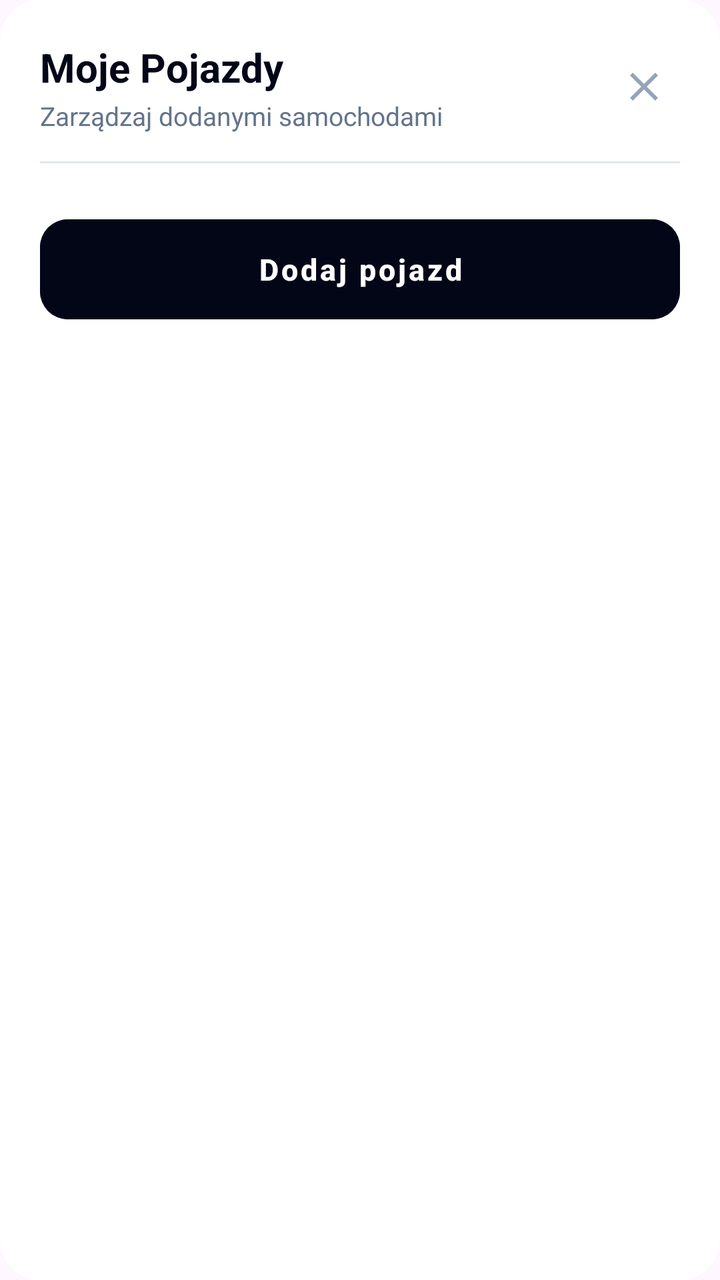
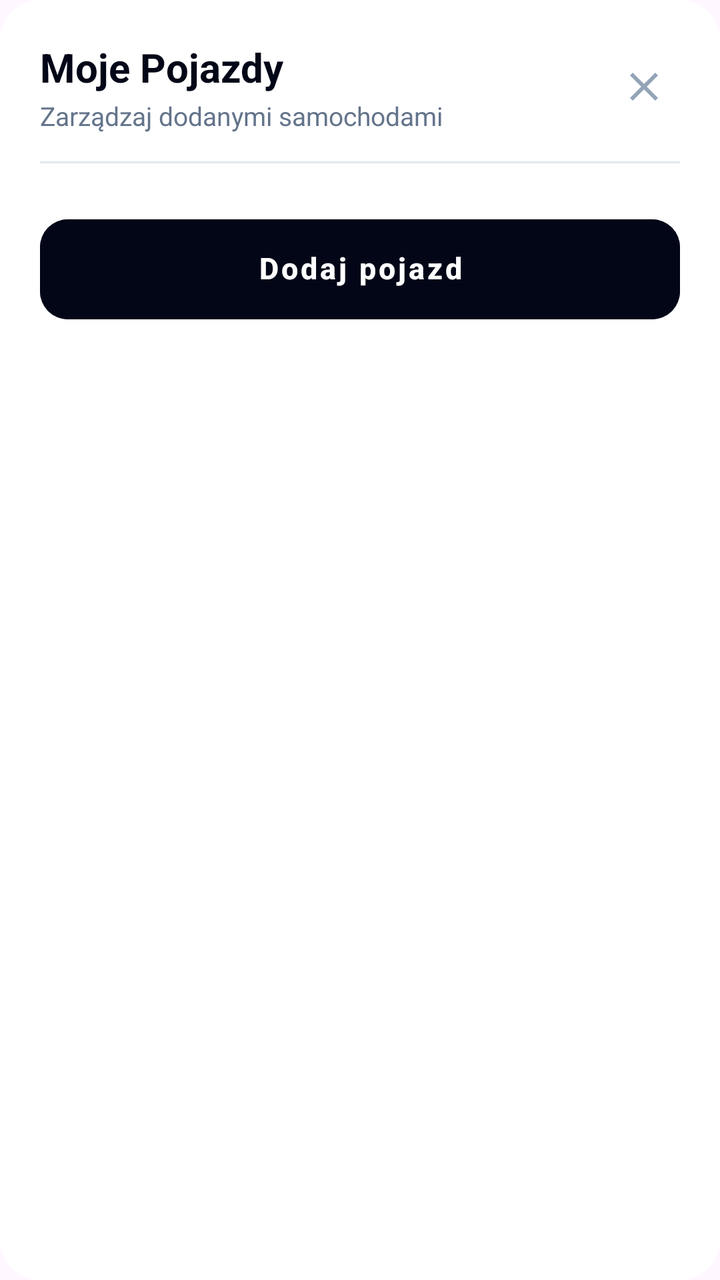

Two renders of the same Android screen: before a commit and after it. Below are the layout's source before the change and the commit's diff.
<!-- AndroidManifest.xml: application theme Theme.Project -->
<!-- res/layout/dialog_vehicles_list.xml -->
<?xml version="1.0" encoding="utf-8"?>
<LinearLayout xmlns:android="http://schemas.android.com/apk/res/android"
    xmlns:app="http://schemas.android.com/apk/res-auto"
    android:layout_width="match_parent"
    android:layout_height="wrap_content"
    android:background="@drawable/bg_dialog_rounded"
    android:orientation="vertical"
    android:padding="20dp">

    
    <RelativeLayout
        android:layout_width="match_parent"
        android:layout_height="wrap_content">

        <LinearLayout
            android:layout_width="wrap_content"
            android:layout_height="wrap_content"
            android:layout_alignParentStart="true"
            android:layout_centerVertical="true"
            android:layout_toStartOf="@id/btn_close_vehicles_dialog"
            android:orientation="vertical">

            <TextView
                android:layout_width="wrap_content"
                android:layout_height="wrap_content"
                android:text="@string/title_my_vehicles"
                android:textColor="@color/brand_slate_950"
                android:textSize="20sp"
                android:textStyle="bold" />

            <TextView
                android:layout_width="wrap_content"
                android:layout_height="wrap_content"
                android:layout_marginTop="2dp"
                android:text="@string/subtitle_my_vehicles"
                android:textColor="@color/brand_slate_500"
                android:textSize="13sp" />
        </LinearLayout>

        <ImageButton
            android:id="@+id/btn_close_vehicles_dialog"
            android:layout_width="36dp"
            android:layout_height="36dp"
            android:layout_alignParentEnd="true"
            android:layout_centerVertical="true"
            android:background="?attr/selectableItemBackgroundBorderless"
            android:contentDescription="@string/btn_close"
            android:padding="6dp"
            android:src="@drawable/ic_close"
            app:tint="@color/brand_slate_400" />
    </RelativeLayout>

    <View
        android:layout_width="match_parent"
        android:layout_height="1dp"
        android:layout_marginTop="14dp"
        android:layout_marginBottom="12dp"
        android:background="@color/brand_slate_200" />

    <androidx.recyclerview.widget.RecyclerView
        android:id="@+id/recycler_vehicles"
        android:layout_width="match_parent"
        android:layout_height="wrap_content"
        android:maxHeight="280dp"
        android:nestedScrollingEnabled="false" />

    <TextView
        android:id="@+id/text_no_vehicles"
        android:layout_width="match_parent"
        android:layout_height="wrap_content"
        android:layout_marginVertical="24dp"
        android:gravity="center"
        android:text="@string/msg_no_vehicles"
        android:textColor="@color/brand_slate_500"
        android:textSize="14sp"
        android:visibility="gone" />

    <com.google.android.material.button.MaterialButton
        android:id="@+id/btn_add_new_vehicle"
        style="@style/Widget.MaterialComponents.Button.UnelevatedButton"
        android:layout_width="match_parent"
        android:layout_height="50dp"
        android:layout_marginTop="16dp"
        android:backgroundTint="@color/brand_slate_950"
        android:insetTop="0dp"
        android:insetBottom="0dp"
        android:text="@string/btn_add_vehicle_dialog"
        android:textAllCaps="false"
        android:textColor="@color/white"
        android:textSize="15sp"
        android:textStyle="bold"
        app:cornerRadius="14dp" />

</LinearLayout>
<!-- resources referenced by this layout -->
<resources>
  <color name="brand_slate_200">#E2E8F0</color>
  <color name="brand_slate_400">#94A3B8</color>
  <color name="brand_slate_500">#64748B</color>
  <color name="brand_slate_950">#020617</color>
  <color name="white">#FFFFFFFF</color>
  <!-- drawable bg_dialog_rounded (drawable) -->
  <?xml version="1.0" encoding="utf-8"?>
  <shape xmlns:android="http://schemas.android.com/apk/res/android"
      android:shape="rectangle">
      <solid android:color="@color/card_background" />
      <corners android:radius="20dp" />
  </shape>
  <!-- drawable ic_close (drawable) -->
  <vector xmlns:android="http://schemas.android.com/apk/res/android"
      android:width="24dp"
      android:height="24dp"
      android:viewportWidth="24"
      android:viewportHeight="24">
    <path
        android:fillColor="@color/text_primary"
        android:pathData="M19,6.41L17.59,5 12,10.59 6.41,5 5,6.41 10.59,12 5,17.59 6.41,19 12,13.41 17.59,19 19,17.59 13.41,12z"/>
  </vector>
  <string name="btn_add_vehicle_dialog">Dodaj pojazd</string>
  <string name="btn_close">Zamknij</string>
  <string name="msg_no_vehicles">Brak dodanych pojazdów. Dodaj swój pierwszy pojazd!</string>
  <string name="subtitle_my_vehicles">Zarządzaj dodanymi samochodami</string>
  <string name="title_my_vehicles">Moje Pojazdy</string>
  <style name="Theme.Project" parent="Base.Theme.Project" />
  <color name="card_background">#FFFFFF</color>
  <color name="text_primary">#0F172A</color>
  <style name="Base.Theme.Project" parent="Theme.Material3.DayNight.NoActionBar">
          <item name="bottomNavigationStyle">@style/Widget.App.BottomNavigationView</item>
      </style>
  <style name="Widget.App.BottomNavigationView" parent="Widget.Material3.BottomNavigationView">
          <item name="itemActiveIndicatorStyle">@style/Widget.App.BottomNavActiveIndicator</item>
          <item name="itemIconTint">@color/bottom_nav_item_color</item>
          <item name="itemTextColor">@color/bottom_nav_item_color</item>
      </style>
  <style name="Widget.App.BottomNavActiveIndicator" parent="Widget.Material3.BottomNavigationView.ActiveIndicator">
          <item name="android:color">@color/green_mint_pill</item>
      </style>
  <color name="green_mint_pill">#52F7A9</color>
</resources>

<!-- the commit's change to res/layout/dialog_vehicles_list.xml (unified diff, before → after) -->
@@ -82,6 +82,8 @@
         android:layout_height="50dp"
         android:layout_marginTop="16dp"
         android:backgroundTint="@color/brand_slate_950"
+        android:gravity="center"
+        android:includeFontPadding="false"
         android:insetTop="0dp"
         android:insetBottom="0dp"
         android:text="@string/btn_add_vehicle_dialog"
<!-- resource entries referenced after the edit -->
@@ -32,11 +32,25 @@
   <color name="text_primary">#0F172A</color>
   <style name="Base.Theme.Project" parent="Theme.Material3.DayNight.NoActionBar">
           <item name="bottomNavigationStyle">@style/Widget.App.BottomNavigationView</item>
+          <item name="materialButtonStyle">@style/Widget.App.Button</item>
+          <item name="materialButtonOutlinedStyle">@style/Widget.App.Button.Outlined</item>
       </style>
   <style name="Widget.App.BottomNavigationView" parent="Widget.Material3.BottomNavigationView">
           <item name="itemActiveIndicatorStyle">@style/Widget.App.BottomNavActiveIndicator</item>
           <item name="itemIconTint">@color/bottom_nav_item_color</item>
           <item name="itemTextColor">@color/bottom_nav_item_color</item>
+      </style>
+  <style name="Widget.App.Button" parent="Widget.MaterialComponents.Button.UnelevatedButton">
+          <item name="android:gravity">center</item>
+          <item name="android:includeFontPadding">false</item>
+          <item name="android:insetTop">0dp</item>
+          <item name="android:insetBottom">0dp</item>
+      </style>
+  <style name="Widget.App.Button.Outlined" parent="Widget.MaterialComponents.Button.OutlinedButton">
+          <item name="android:gravity">center</item>
+          <item name="android:includeFontPadding">false</item>
+          <item name="android:insetTop">0dp</item>
+          <item name="android:insetBottom">0dp</item>
       </style>
   <style name="Widget.App.BottomNavActiveIndicator" parent="Widget.Material3.BottomNavigationView.ActiveIndicator">
           <item name="android:color">@color/green_mint_pill</item>
